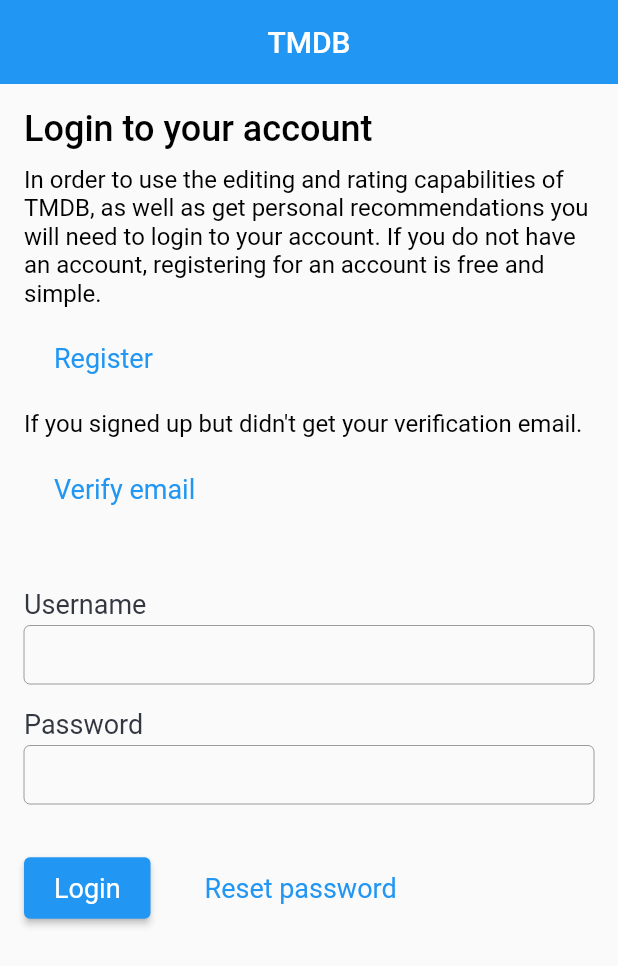
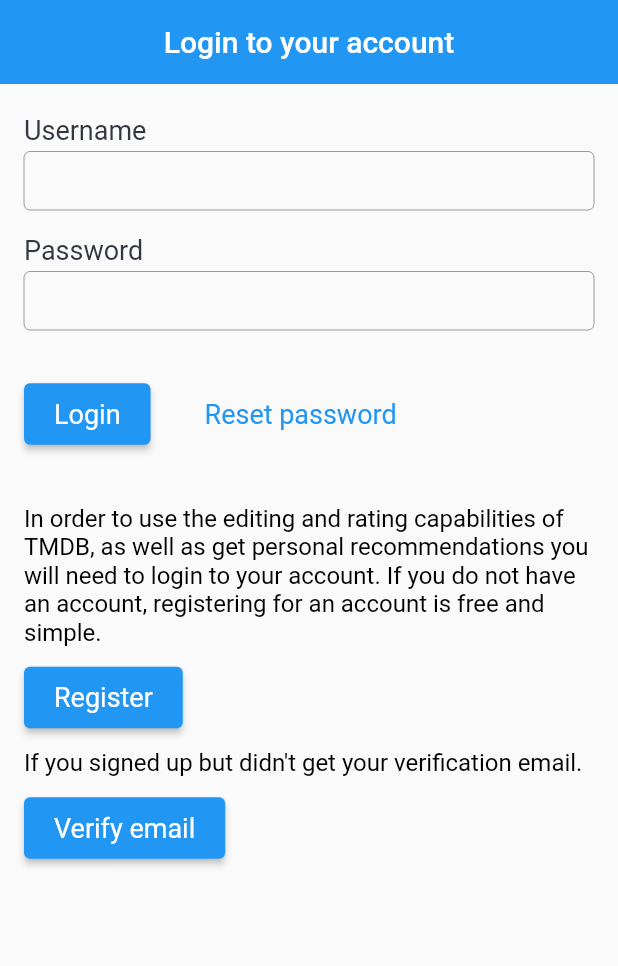
Before and after one commit to ekosh02/PoiskMovie, a Flutter app: the screen it shows after launch, on a phone screen of 412 x 824 dp. Shown: the top 966 px of the screen. Run offline on Flutter 3.47's test engine with Material 2 defaults, Android fonts, the phone set to English and light mode, and no system bars.

```diff
--- a/lib/widgets/auth/auth_widget.dart
+++ b/lib/widgets/auth/auth_widget.dart
@@ -14,58 +14,16 @@ class _AuthWidgetState extends State<AuthWidget> {
   Widget build(BuildContext context) {
     return Scaffold(
       appBar: AppBar(
-        title: const Text('TMDB'),
+        title: const Text('Login to your account'),
       ),
       body: Padding(
         padding: const EdgeInsets.symmetric(horizontal: 16),
         child: ListView(
           children: const [
+            _FormWidget(),
             _HeaderWidget(),
-            _FormWidget(),
           ],
         ),
-      ),
-    );
-  }
-}
-
-class _HeaderWidget extends StatelessWidget {
-  const _HeaderWidget({Key? key}) : super(key: key);
-
-  final String headerText = 'Login to your account';
-
-  final String descriptionText1 =
-      'In order to use the editing and rating capabilities of TMDB, as well as get personal recommendations you will need to login to your account. If you do not have an account, registering for an account is free and simple.';
-
-  final String descriptionText2 =
-      'If you signed up but didn\'t get your verification email.';
-
-  @override
-  Widget build(BuildContext context) {
-    return Padding(
-      padding: const EdgeInsets.symmetric(vertical: 16),
-      child: Column(
-        crossAxisAlignment: CrossAxisAlignment.start,
-        children: [
-          Text(headerText, style: TextStyles.title2Semibold),
-          const SizedBox(height: 10),
-          Text(descriptionText1, style: TextStyles.text1Regular),
-          const SizedBox(height: 10),
-          TextButton(
-            onPressed: () {},
-            style: ButtonStyles.littleTransparentButton,
-            child: const Text('Register'),
-          ),
-          const SizedBox(height: 10),
-          Text(descriptionText2, style: TextStyles.text1Regular),
-          const SizedBox(height: 10),
-          TextButton(
-            onPressed: () {},
-            style: ButtonStyles.littleTransparentButton,
-            child: const Text('Verify email'),
-          ),
-          const SizedBox(height: 10),
-        ],
       ),
     );
   }
@@ -86,7 +44,7 @@ class _FormWidgetState extends State<_FormWidget> {
       isCollapsed: true,
     );
     return Padding(
-      padding: const EdgeInsets.symmetric(vertical: 16),
+      padding: const EdgeInsets.symmetric(vertical: 20),
       child: Column(
         crossAxisAlignment: CrossAxisAlignment.start,
         children: [
@@ -118,3 +76,40 @@ class _FormWidgetState extends State<_FormWidget> {
     );
   }
 }
+
+class _HeaderWidget extends StatelessWidget {
+  const _HeaderWidget({Key? key}) : super(key: key);
+
+  final String descriptionText1 =
+      'In order to use the editing and rating capabilities of TMDB, as well as get personal recommendations you will need to login to your account. If you do not have an account, registering for an account is free and simple.';
+
+  final String descriptionText2 =
+      'If you signed up but didn\'t get your verification email.';
+
+  @override
+  Widget build(BuildContext context) {
+    return Padding(
+      padding: const EdgeInsets.symmetric(vertical: 16),
+      child: Column(
+        crossAxisAlignment: CrossAxisAlignment.start,
+        children: [
+          Text(descriptionText1, style: TextStyles.text1Regular),
+          const SizedBox(height: 10),
+          ElevatedButton(
+            onPressed: () {},
+            style: ButtonStyles.littleMainButton,
+            child: const Text('Register'),
+          ),
+          const SizedBox(height: 10),
+          Text(descriptionText2, style: TextStyles.text1Regular),
+          const SizedBox(height: 10),
+          ElevatedButton(
+            onPressed: () {},
+            style: ButtonStyles.littleMainButton,
+            child: const Text('Verify email'),
+          ),
+        ],
+      ),
+    );
+  }
+}
```
